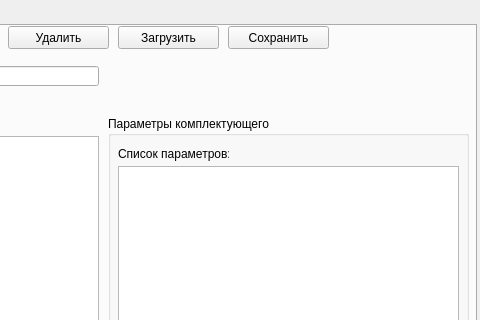
Old version of the form components/components_src/mainwindow.ui in the repository tom235/mdp-treeproject; both pictures show x 214 to 694 and y 0 to 320 of the 694 by 467 pixel window.
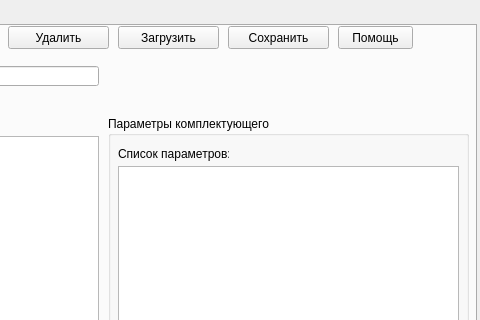
New version of the form. The open tabs and pages were chosen to show the change.

```diff
--- a/components/components_src/mainwindow.ui
+++ b/components/components_src/mainwindow.ui
@@ -177,6 +177,19 @@
        <string>Сохранить</string>
       </property>
      </widget>
+     <widget class="QPushButton" name="pushButton_6">
+      <property name="geometry">
+       <rect>
+        <x>550</x>
+        <y>0</y>
+        <width>75</width>
+        <height>23</height>
+       </rect>
+      </property>
+      <property name="text">
+       <string>Помощь</string>
+      </property>
+     </widget>
     </widget>
     <widget class="QWidget" name="tab_2">
      <attribute name="title">
```
Left out of the diff: 4 changed lines with no effect on the pictures.
